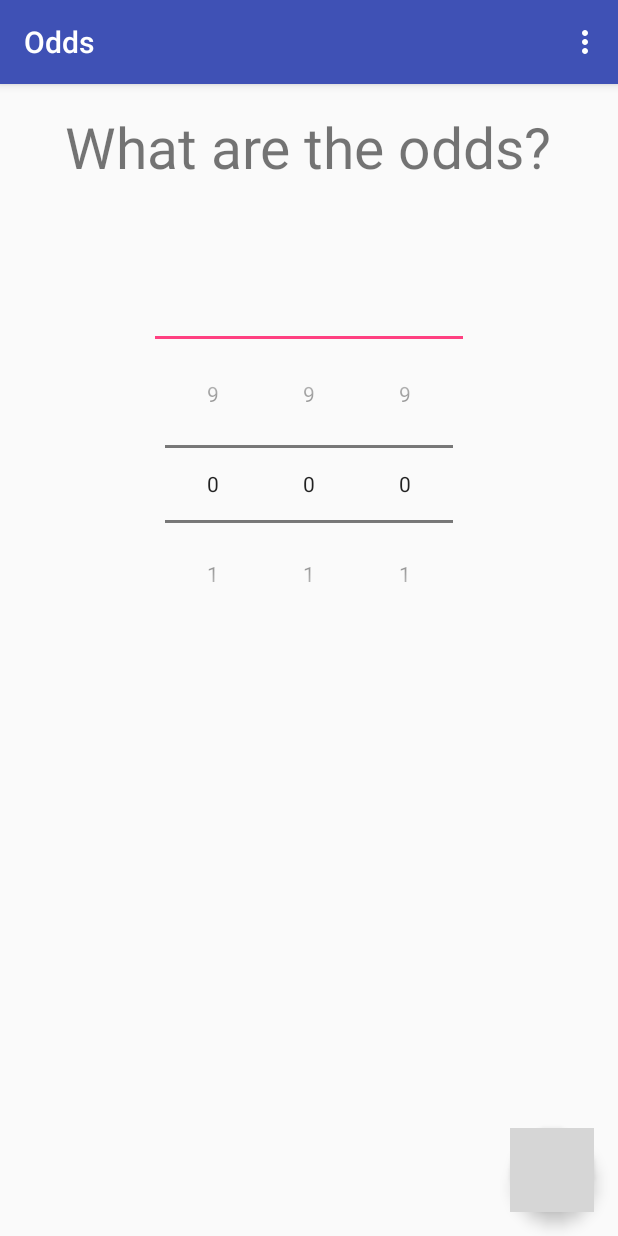
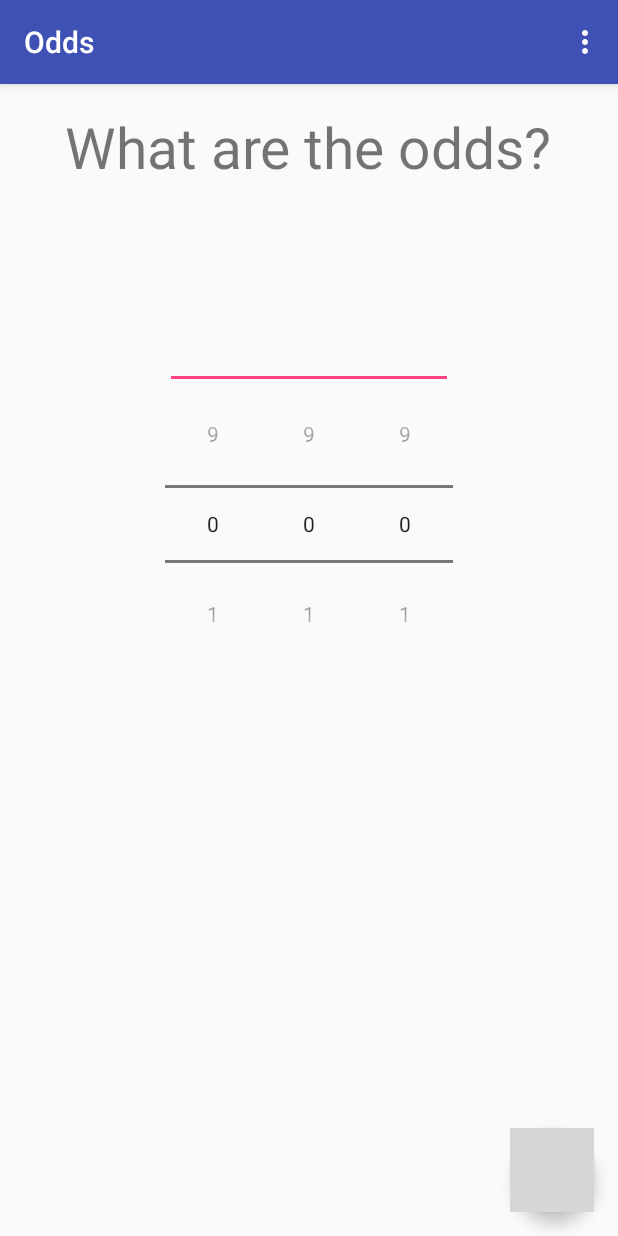
Before and after one commit to fegan104/Odds, an Android app: the screen it shows after launch (MainActivity), on a phone screen of 412 x 824 dp. Run offline under Robolectric (Android 15) with nearby library versions, the phone set to English and light mode, and no system bars; grey boxes are pictures that could not be loaded.

Commit message:
text is now centered

```diff
--- a/app/src/main/java/com/frankegan/odds/MainActivity.java
+++ b/app/src/main/java/com/frankegan/odds/MainActivity.java
@@ -5,13 +5,17 @@ import android.support.design.widget.FloatingActionButton;
 import android.support.design.widget.Snackbar;
 import android.support.v7.app.AppCompatActivity;
 import android.support.v7.widget.Toolbar;
+import android.text.Editable;
+import android.text.TextWatcher;
 import android.view.Menu;
 import android.view.MenuItem;
 import android.view.View;
+import android.widget.EditText;
 import android.widget.NumberPicker;
 
 public class MainActivity extends AppCompatActivity {
     NumberPicker hundreds, tens, ones;
+    EditText editText;
     private static Integer odds = 0;
 
     @Override
@@ -21,7 +25,27 @@ public class MainActivity extends AppCompatActivity {
         Toolbar toolbar = (Toolbar) findViewById(R.id.toolbar);
         setSupportActionBar(toolbar);
 
+        editText = (EditText) findViewById(R.id.editText);
+        editText.addTextChangedListener(new TextWatcher() {
+            @Override
+            public void beforeTextChanged(CharSequence s, int start, int count, int after) {
 
+            }
+
+            @Override
+            public void onTextChanged(CharSequence s, int start, int before, int count) {
+
+            }
+
+            @Override
+            public void afterTextChanged(Editable s) {
+                if (s.length() > 0) {
+                    int newVal = Integer.parseInt(s.toString());
+                    odds = newVal;
+                    setPickers(newVal);
+                }
+            }
+        });
 
         hundreds = (NumberPicker) findViewById(R.id.picker_hundreds);
         tens = (NumberPicker) findViewById(R.id.picker_tens);
@@ -88,15 +112,21 @@ public class MainActivity extends AppCompatActivity {
         return super.onOptionsItemSelected(item);
     }
 
+    public void setPickers(int newVal){
+        hundreds.setValue(newVal / 100);
+        tens.setValue((newVal - (newVal / 100)) / 10);
+        ones.setValue(newVal - ((newVal - (newVal / 100)) / 10));
+    }
+
     public int getHundreds() {
         return hundreds.getValue() * 100;
     }
 
-    public int getTens(){
+    public int getTens() {
         return tens.getValue() * 10;
     }
 
-    public int getOnes(){
+    public int getOnes() {
         return ones.getValue();
     }
 }
--- a/app/src/main/res/layout/content_main.xml
+++ b/app/src/main/res/layout/content_main.xml
@@ -1,55 +1,58 @@
 <?xml version="1.0" encoding="utf-8"?>
-<RelativeLayout
-    xmlns:android="http://schemas.android.com/apk/res/android"
+<RelativeLayout xmlns:android="http://schemas.android.com/apk/res/android"
+    xmlns:app="http://schemas.android.com/apk/res-auto"
     xmlns:tools="http://schemas.android.com/tools"
-    xmlns:app="http://schemas.android.com/apk/res-auto"
     android:layout_width="match_parent"
     android:layout_height="match_parent"
+    android:paddingBottom="@dimen/activity_vertical_margin"
     android:paddingLeft="@dimen/activity_horizontal_margin"
     android:paddingRight="@dimen/activity_horizontal_margin"
     android:paddingTop="@dimen/activity_vertical_margin"
-    android:paddingBottom="@dimen/activity_vertical_margin"
     app:layout_behavior="@string/appbar_scrolling_view_behavior"
-    tools:showIn="@layout/activity_main"
     tools:context="com.frankegan.odds.MainActivity">
 
     <TextView
-        android:text="What are the odds?"
+        android:id="@+id/textView"
         android:layout_width="wrap_content"
         android:layout_height="wrap_content"
-        android:id="@+id/textView"
-        android:textSize="38sp"
         android:layout_alignParentTop="true"
-        android:layout_centerHorizontal="true" />
+        android:layout_centerHorizontal="true"
+        android:text="What are the odds?"
+        android:textSize="38sp" />
 
     <EditText
+        android:id="@+id/editText"
         android:layout_width="wrap_content"
         android:layout_height="wrap_content"
+        android:layout_below="@+id/textView"
+        android:layout_marginTop="64dp"
+        android:ems="10"
         android:inputType="number"
-        android:ems="10"
-        android:id="@+id/editText"
-        android:layout_below="@+id/textView"
-        android:layout_centerHorizontal="true"
-        android:layout_marginTop="64dp" />
+        android:maxLength="3"
+        android:textColor="@color/text_black"
+        android:textSize="38sp"
+        android:textAlignment="center"
+        android:layout_alignStart="@+id/picker_hundreds"
+        android:layout_alignEnd="@+id/picker_ones" />
 
     <NumberPicker
+        android:id="@+id/picker_hundreds"
         android:layout_width="wrap_content"
         android:layout_height="wrap_content"
-        android:id="@+id/picker_hundreds"
         android:layout_below="@+id/editText"
         android:layout_toStartOf="@+id/picker_tens" />
 
     <NumberPicker
+        android:id="@+id/picker_tens"
         android:layout_width="wrap_content"
         android:layout_height="wrap_content"
-        android:id="@+id/picker_tens"
         android:layout_below="@+id/editText"
         android:layout_centerHorizontal="true" />
 
     <NumberPicker
+        android:id="@+id/picker_ones"
         android:layout_width="wrap_content"
         android:layout_height="wrap_content"
-        android:id="@+id/picker_ones"
         android:layout_alignTop="@+id/picker_tens"
         android:layout_toEndOf="@+id/picker_tens" />
 
--- a/app/src/main/res/values/colors.xml
+++ b/app/src/main/res/values/colors.xml
@@ -3,4 +3,6 @@
     <color name="colorPrimary">#3F51B5</color>
     <color name="colorPrimaryDark">#303F9F</color>
     <color name="colorAccent">#FF4081</color>
+
+    <color name="text_black">#000</color>
 </resources>
```
